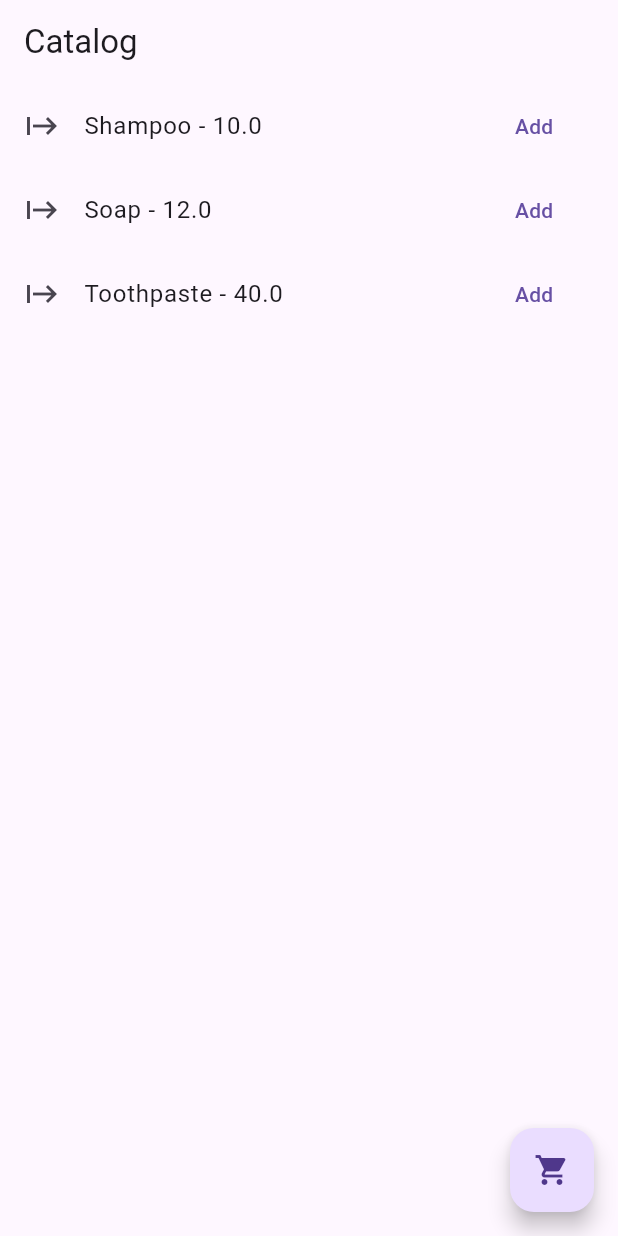
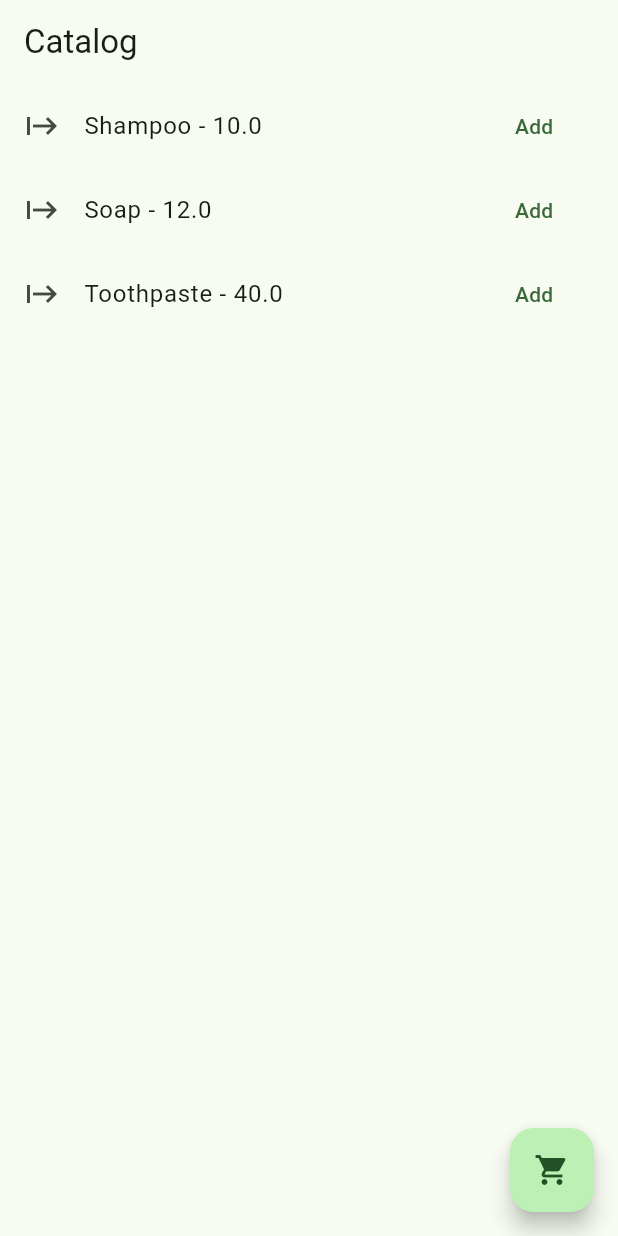
Before and after one commit to jedalain/CMSC-23_Exer6, a Flutter app: the screen it shows after launch, on a phone screen of 412 x 824 dp. Run offline on Flutter 3.47's test engine with Material 3 defaults, Android fonts, the phone set to English and light mode, and no system bars.

Commit message:
added theme style

```diff
--- a/lib/main.dart
+++ b/lib/main.dart
@@ -19,7 +19,9 @@ class MyApp extends StatelessWidget {
     return MaterialApp(
       title: "Shopping Cart",
       theme: ThemeData(
-
+        colorScheme: ColorScheme.fromSeed(
+          seedColor: Colors.green
+        ),
       ),
 
       initialRoute: "/",
```
